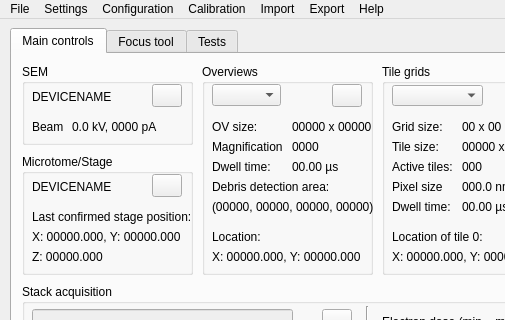
Above: gui/main_window.ui from SBEMimage/SBEMimage before the change; both pictures show x 0 to 505 and y 0 to 320 of the 711 by 950 pixel window. Below: the same form after it.
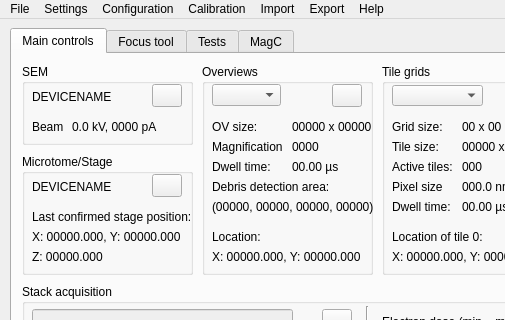
That is the form after the change.

Commit message: Integrate MagC tab

What changed in the file:
```diff
--- a/gui/main_window.ui
+++ b/gui/main_window.ui
@@ -1936,6 +1936,11 @@
       </widget>
      </widget>
     </widget>
+    <widget class="QWidget" name="tab">
+     <attribute name="title">
+      <string>MagC</string>
+     </attribute>
+    </widget>
    </widget>
    <widget class="QPlainTextEdit" name="textarea_log">
     <property name="geometry">
```
The commit also changes 2 other files.
